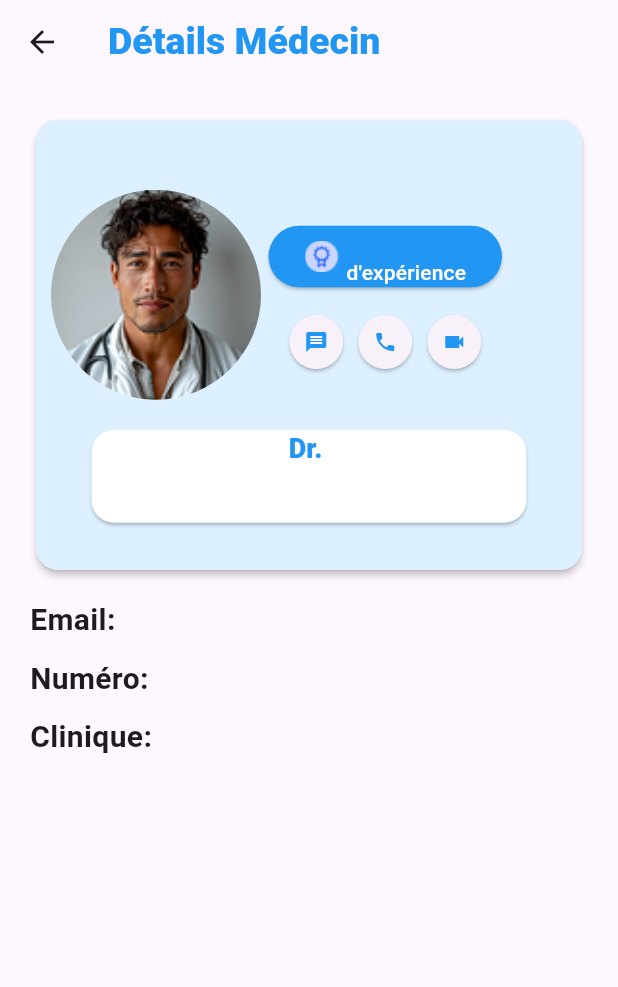
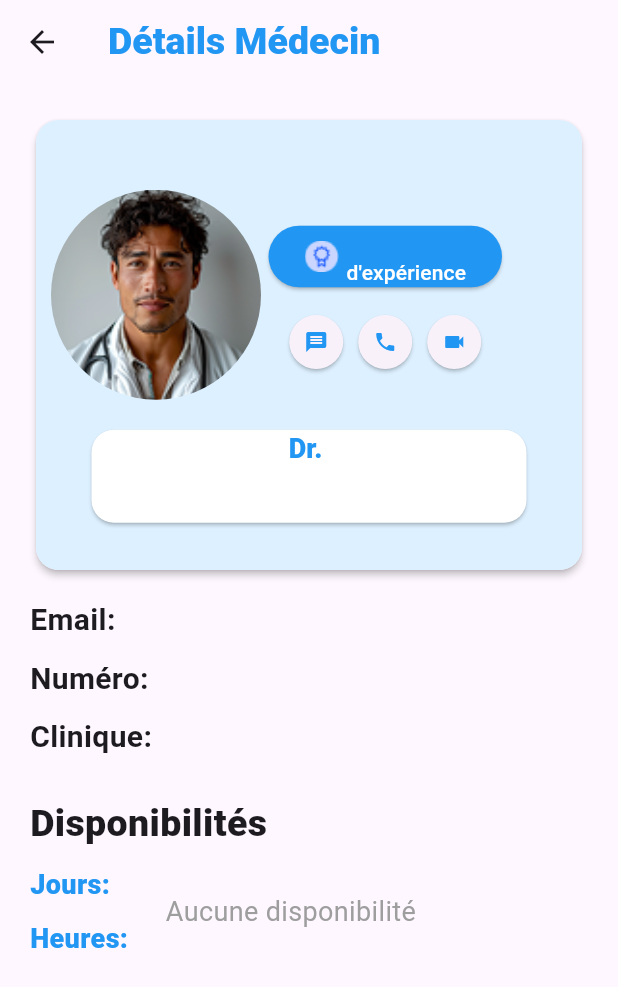
Before and after one commit to mira-oss/Mediclic, a Flutter app: the DetailsMedecin screen opened directly with empty values, after a tap on the "videocam" icon, on a phone screen of 412 x 824 dp. Shown: the top 987 px of the screen. Run offline on Flutter 3.47's test engine with Material 3 defaults, Android fonts, the phone set to English and light mode, and no system bars; our stand-ins replace cloud_firestore, cloud_functions, firebase_auth, firebase_core, flutter_map, fluttertoast and 4 more; missing offline and left inert: mailer; accounts and stored records are empty.

Commit message:
Implémentation de la maps et les mises à jours

```diff
--- a/projet_patient/lib/Page/consultation.dart
+++ b/projet_patient/lib/Page/consultation.dart
@@ -52,7 +52,7 @@ class _ConsultationPageState extends State<ConsultationPage> {
     getDoctors().then((doctors) {
       setState(() {
         _filteredDoctors = doctors
-            .where((doctor) => (doctor['username'] as String)
+            .where((doctor) => (doctor['nom'] as String)
                 .toLowerCase()
                 .contains(query.toLowerCase()) ||
             (doctor['specialite'] as String)
@@ -129,7 +129,7 @@ class _ConsultationPageState extends State<ConsultationPage> {
                     itemCount: displayDoctors.length,
                     itemBuilder: (context, index) {
                       Map<String, dynamic> doctor = displayDoctors[index];
-                      String nom = doctor['username'] ?? 'Nom inconnu';
+                      String nom = doctor['nom'] ?? 'Nom inconnu';
                       String specialite = doctor['specialite'] ?? 'Spécialité inconnue';
 
                       return Card(
--- a/projet_patient/lib/Page/details_medecin.dart
+++ b/projet_patient/lib/Page/details_medecin.dart
@@ -1,5 +1,7 @@
 import 'package:flutter/material.dart';
 import 'package:url_launcher/url_launcher.dart';
+import 'package:permission_handler/permission_handler.dart';
+import 'package:cloud_firestore/cloud_firestore.dart';
 
 class DetailsMedecin extends StatefulWidget {
   final Map<String, dynamic> medecin;
@@ -11,6 +13,12 @@ class DetailsMedecin extends StatefulWidget {
 }
 
 class _DetailsMedecinState extends State<DetailsMedecin> {
+  List<Map<String, dynamic>> disponibilites = [];
+
+  Future<void> _requestPermissions() async {
+    await [Permission.phone, Permission.sms].request();
+  }
+
   Future<void> _launchPhoneDialer(String phoneNumber) async {
     final Uri phoneUri = Uri(scheme: 'tel', path: phoneNumber);
     if (await canLaunch(phoneUri.toString())) {
@@ -29,6 +37,41 @@ Future<void> _launchSMS(String phoneNumber, String message) async {
     }
   }
 
+  Future<void> _launchWhatsAppVideoCall(String phoneNumber) async {
+  final Uri whatsappUri = Uri.parse("https://wa.me/$phoneNumber");
+  if (await canLaunch(whatsappUri.toString())) {
+    await launch(whatsappUri.toString());
+  } else {
+    throw 'Impossible d\'ouvrir WhatsApp';
+  }
+}
+
+  Future<void> _fetchDisponibilites() async {
+    try {
+      QuerySnapshot querySnapshot = await FirebaseFirestore.instance
+          .collection('disponibilites')
+          .where('medecinId', isEqualTo: widget.medecin['id'])
+          .get();
+
+      List<Map<String, dynamic>> fetchedDisponibilites = querySnapshot.docs
+          .map((doc) => doc.data() as Map<String, dynamic>)
+          .toList();
+
+      setState(() {
+        disponibilites = fetchedDisponibilites;
+      });
+    } catch (e) {
+      print("Erreur lors de la récupération des disponibilités: $e");
+    }
+  }
+
+
+  @override
+  void initState() {
+    super.initState();
+    _requestPermissions();
+    _fetchDisponibilites(); // Récupérer les disponibilités au chargement
+  }
 
   @override
   Widget build(BuildContext context) {
@@ -106,7 +149,7 @@ Future<void> _launchSMS(String phoneNumber, String message) async {
                                   ],
                                 ),
                               ),
-                              SizedBox(height: 15,),
+                              SizedBox(height: 15),
                               Row(
                                 mainAxisSize: MainAxisSize.min,
                                 children: [
@@ -115,12 +158,12 @@ Future<void> _launchSMS(String phoneNumber, String message) async {
                                       shape: CircleBorder(),
                                       elevation: 1,
                                       iconColor: Colors.white,
-        padding: EdgeInsets.all(10), // Ajoute un padding de 10px
+                                      padding: EdgeInsets.all(10),
                                       minimumSize: Size.zero,
                                       tapTargetSize: MaterialTapTargetSize.shrinkWrap,
                                     ),
                                     onPressed: () {
-         _launchSMS('+2290190823631', 'Bonjour, comment allez-vous ?'); // Remplace par le numéro et message souhaité
+                                      _launchSMS(widget.medecin['numero'], 'Bonjour, comment allez-vous ?');
                                     },
                                     child: Icon(
                                       Icons.message,
@@ -128,19 +171,18 @@ Future<void> _launchSMS(String phoneNumber, String message) async {
                                       size: 16,
                                     ),
                                   ),
-    SizedBox(width: 10), // Ajoute un espacement de 5px
+                                  SizedBox(width: 10),
                                   ElevatedButton(
                                     style: ElevatedButton.styleFrom(
                                       shape: CircleBorder(),
                                       elevation: 1,
                                       iconColor: Colors.white,
-        padding: EdgeInsets.all(10), // Ajoute un padding de 10px
+                                      padding: EdgeInsets.all(10),
                                       minimumSize: Size.zero,
                                       tapTargetSize: MaterialTapTargetSize.shrinkWrap,
                                     ),
                                     onPressed: () {
-        // Numéro à appeler (remplace avec le numéro réel)
-    _launchPhoneDialer('+2290190823631');
+                                      _launchPhoneDialer(widget.medecin['numero']);
                                     },
                                     child: Icon(
                                       Icons.phone,
@@ -148,17 +190,19 @@ Future<void> _launchSMS(String phoneNumber, String message) async {
                                       size: 16,
                                     ),
                                   ),
-    SizedBox(width: 10), // Ajoute un espacement de 5px
+                                  SizedBox(width: 10),
                                   ElevatedButton(
                                     style: ElevatedButton.styleFrom(
                                       shape: CircleBorder(),
                                       elevation: 1,
                                       iconColor: Colors.white,
-        padding: EdgeInsets.all(10), // Ajoute un padding de 10px
+                                      padding: EdgeInsets.all(10),
                                       minimumSize: Size.zero,
                                       tapTargetSize: MaterialTapTargetSize.shrinkWrap,
                                     ),
-      onPressed: () {},
+                                    onPressed: () {
+                                      _launchWhatsAppVideoCall(widget.medecin['numero']);
+                                    },
                                     child: Icon(
                                       Icons.videocam,
                                       color: Colors.blue,
@@ -166,7 +210,7 @@ Future<void> _launchSMS(String phoneNumber, String message) async {
                                     ),
                                   ),
                                 ],
-)
+                              ),
                             ],
                           ),
                         ],
@@ -187,7 +231,7 @@ Future<void> _launchSMS(String phoneNumber, String message) async {
     crossAxisAlignment: CrossAxisAlignment.center, // Alignement horizontal au centre
     children: [
       Text(
-                        "Dr. ${widget.medecin['username']}",
+                        "Dr. ${widget.medecin['nom']}",
                         style: TextStyle(color: Colors.blue, fontWeight: FontWeight.w800, fontSize: 18),
                       ),
                       SizedBox(height: 10),
@@ -198,7 +242,6 @@ Future<void> _launchSMS(String phoneNumber, String message) async {
     ],
   ),
 ),
-
                     ],
                   ),
                 ),
@@ -222,13 +265,51 @@ Future<void> _launchSMS(String phoneNumber, String message) async {
                     children: [
                       Text("${widget.medecin['email']}", style: TextStyle(fontWeight: FontWeight.w700, fontSize: 18, color: Colors.blue)),
                       SizedBox(height: 10),
-                      Text("${widget.medecin['number']}", style: TextStyle(fontWeight: FontWeight.w700, fontSize: 18, color: Colors.blue)),
+                      Text("${widget.medecin['numero']}", style: TextStyle(fontWeight: FontWeight.w700, fontSize: 18, color: Colors.blue)),
                       SizedBox(height: 10),
                       Text("${widget.medecin['clinique']}", style: TextStyle(fontWeight: FontWeight.w700, fontSize: 18, color: Colors.blue)),
                     ],
                   )
                 ],
               ),
+              SizedBox(height: 25,),
+              Row(
+                children: [
+                  Text("Disponibilités", style: TextStyle(fontWeight: FontWeight.w800, fontSize: 25),)
+                ],
+              ),
+              SizedBox(height: 10,),
+              Row(
+                children: [
+                  Column(
+                    crossAxisAlignment: CrossAxisAlignment.start,
+                    children: [
+                      Text("Jours:", style: TextStyle(fontWeight: FontWeight.w800, fontSize: 18, color: Colors.blue),),
+                      SizedBox(height: 10,),
+                      Text("Heures:", style: TextStyle(fontWeight: FontWeight.w800, fontSize: 18, color: Colors.blue),)
+                    ],
+                  ),
+                  SizedBox(width: 25,),
+                  Column(
+  crossAxisAlignment: CrossAxisAlignment.start,
+  children: disponibilites.isEmpty
+      ? [Text("Aucune disponibilité", style: TextStyle(color: Colors.grey, fontSize: 18))]
+      : disponibilites.map((dispo) {
+          return Padding(
+            padding: EdgeInsets.only(bottom: 10),
+            child: Row(
+              children: [
+                Text("${dispo['jour']}:", style: TextStyle(fontWeight: FontWeight.w800, fontSize: 18, color: Colors.blue)),
+                SizedBox(width: 10),
+                Text("${dispo['heures'][0]}", style: TextStyle(fontWeight: FontWeight.w800, fontSize: 18, color: Colors.grey))
+              ],
+            ),
+          );
+        }).toList(),
+),
+                ],
+              )
+
             ],
           ),
         ),
--- a/projet_patient/lib/Page/homepage.dart
+++ b/projet_patient/lib/Page/homepage.dart
@@ -1,6 +1,7 @@
 import 'package:flutter/material.dart';
 import 'package:projet_patient/Page/chat_gemini_page.dart';
 import 'package:projet_patient/Page/consultation.dart';
+import 'package:projet_patient/Page/localisation_clinique.dart';
 import 'package:projet_patient/materiels/pageview.dart';
 import 'package:firebase_auth/firebase_auth.dart';
 
@@ -357,6 +358,10 @@ class _AcceuilPageState extends State {
                 ),
                 InkWell(
                   onTap: () {
+                    Navigator.push(
+      context,
+      MaterialPageRoute(builder: (context) => MapsPage()),
+    );
                         print("Recherche de clinique !");
                   },
                   borderRadius: BorderRadius.circular(10),
```
Also changed, not shown: projet_patient/lib/Page/localisation_clinique.dart (added, +40 -0 lines), projet_patient/lib/auth/signup.dart (+29 -10 lines), projet_patient/lib/services/firestore_service.dart (+112 -19 lines), projet_patient/pubspec.yaml (+9 -0 lines), projet_patient/pubspec.lock, 4 other files. Lines whose indentation alone changed are shown as unchanged.
